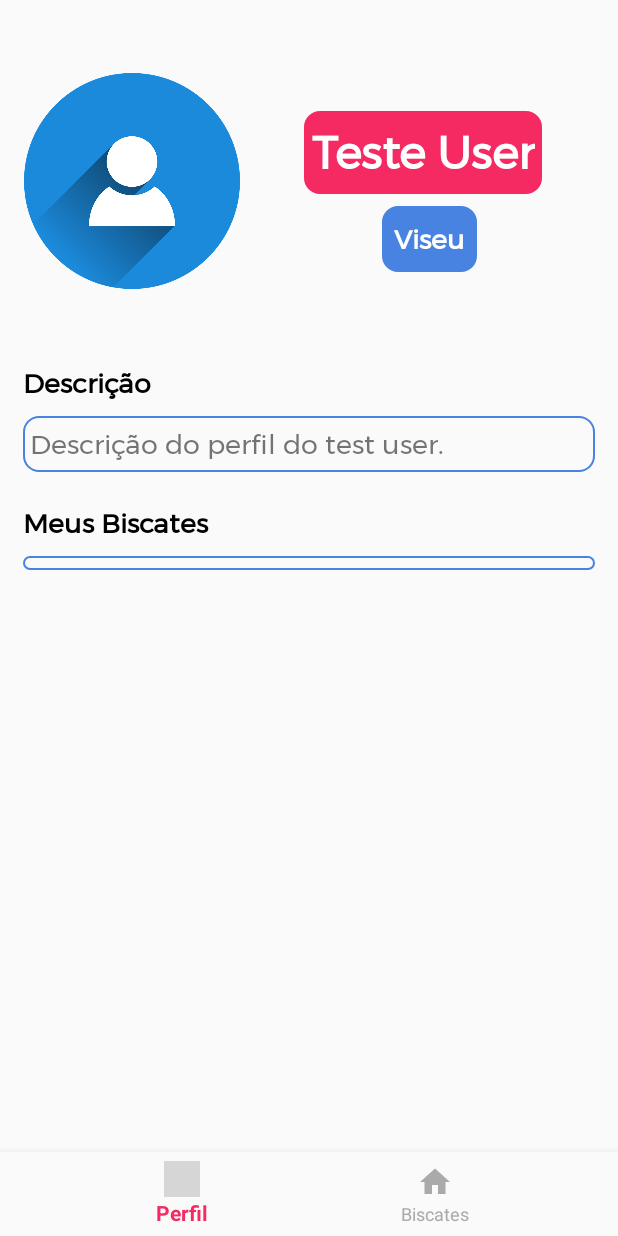
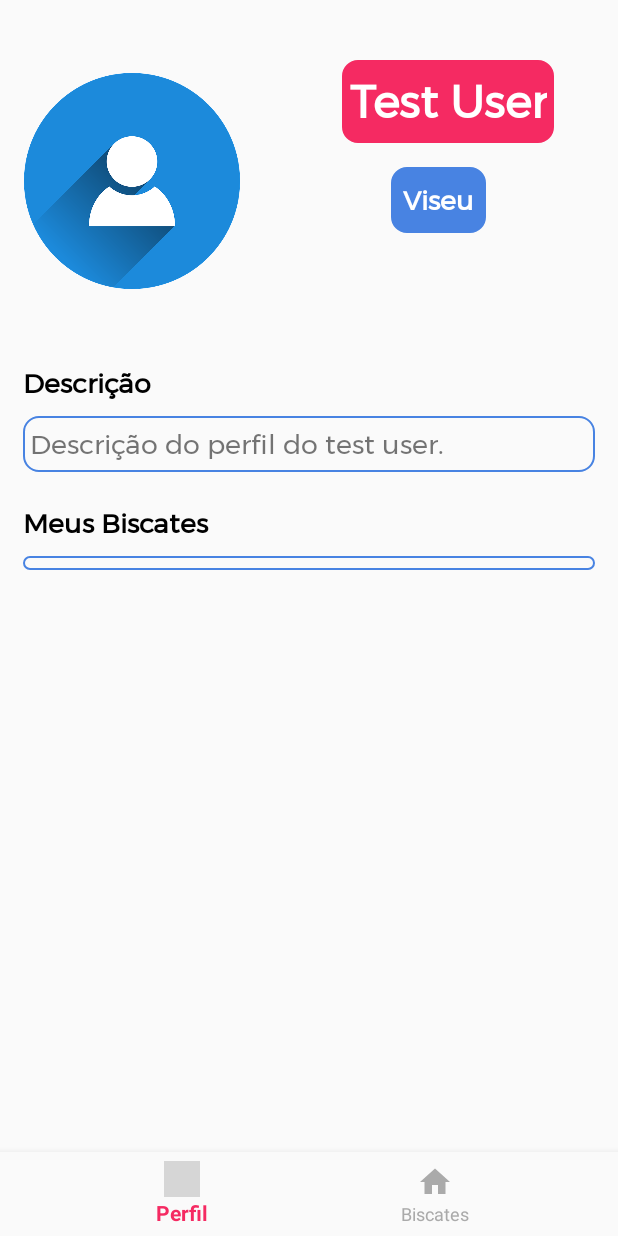
Before and after one commit to Diaj3/Biscates_AndroidApp, an Android app: the PerfilActivity screen opened directly, with no data from a screen before it, on a phone screen of 412 x 824 dp. Run offline under Robolectric (Android 15) with nearby library versions, the phone set to English and light mode, and no system bars; our stand-ins replace Firebase (no records; nobody signed in at launch, a user with empty details on screens opened directly); Roboto replaces fonts that are not available here; 3 statements that could not run were skipped; grey boxes are pictures that could not be loaded.

Commit message:
Testing Profile Name to be the real one

```diff
--- a/app/src/main/java/com/example/biscates/PerfilActivity.java
+++ b/app/src/main/java/com/example/biscates/PerfilActivity.java
@@ -21,6 +21,8 @@ public class PerfilActivity extends AppCompatActivity {
     float x1, x2, y1, y2;
     BottomNavigationView navView;
     FirebaseAuth firebaseAuth;
+    String name = getIntent().getStringExtra("name");
+    TextView namePerfil = (TextView)findViewById(R.id.namePerfil);
 
     @Override
     protected void onCreate(Bundle savedInstanceState) {
@@ -44,6 +46,9 @@ public class PerfilActivity extends AppCompatActivity {
                 return false;
             }
         });
+
+        //testing the username
+        namePerfil.setText(name);
 
         // Logout
         firebaseAuth = FirebaseAuth.getInstance();
--- a/app/src/main/java/com/example/biscates/RegisterActivity.java
+++ b/app/src/main/java/com/example/biscates/RegisterActivity.java
@@ -85,12 +85,19 @@ public class RegisterActivity extends AppCompatActivity {
     }
 
     public void registerUserAndNavigateToHome() {
+        final String name  = nameField.getText().toString();
         String email = emailField.getText().toString();
         String password = passField.getText().toString();
         firebaseAuth.createUserWithEmailAndPassword(email, password).addOnCompleteListener(this, new OnCompleteListener<AuthResult>() {
             @Override
             public void onComplete(@NonNull Task<AuthResult> task) {
                 if (task.isSuccessful()) {
+
+                    //getting the username test
+                    Intent intent = new Intent(getBaseContext(), PerfilActivity.class);
+                    intent.putExtra("Name", name);
+                    startActivity(intent);
+
                     Toast.makeText(RegisterActivity.this, "Utilizador criado.", Toast.LENGTH_SHORT).show();
                     startActivity(new Intent(RegisterActivity.this, MainActivity.class));
                 } else {
--- a/app/src/main/res/layout/activity_display_biscate.xml
+++ b/app/src/main/res/layout/activity_display_biscate.xml
@@ -152,7 +152,7 @@
                 android:layout_marginStart="8dp"
                 android:layout_marginLeft="15dp"
                 android:layout_marginTop="15dp"
-                android:background="#FDFCFC"
+                android:background="#00FDFCFC"
                 app:layout_constraintStart_toStartOf="parent"
                 app:layout_constraintTop_toTopOf="parent"
                 app:srcCompat="@drawable/go_back" />
--- a/app/src/main/res/layout/activity_perfil.xml
+++ b/app/src/main/res/layout/activity_perfil.xml
@@ -12,7 +12,7 @@
         android:layout_width="match_parent"
         android:layout_height="match_parent"
         app:layout_constraintEnd_toEndOf="parent"
-        app:layout_constraintHorizontal_bias="0.0"
+        app:layout_constraintHorizontal_bias="1.0"
         app:layout_constraintStart_toStartOf="parent"
         tools:layout_editor_absoluteY="-40dp">
 
@@ -28,42 +28,46 @@
                 android:layout_height="wrap_content"
                 android:layout_marginStart="8dp"
                 android:layout_marginLeft="8dp"
-                android:layout_marginEnd="44dp"
-                android:layout_marginRight="44dp"
+                android:layout_marginEnd="8dp"
+                android:layout_marginRight="8dp"
                 android:background="@drawable/border"
                 android:fontFamily="@font/montserrat"
                 android:gravity="center|center_vertical"
-                android:text="Teste User"
+                android:text="Test User"
                 android:textAppearance="@style/TextAppearance.AppCompat.Large"
                 android:textColor="#ffffff"
                 android:textSize="30dp"
                 android:textStyle="bold"
                 app:backgroundTint="#FFF52A62"
-                app:layout_constraintBottom_toBottomOf="@+id/imageView3"
+                app:layout_constraintBottom_toTopOf="@+id/container"
                 app:layout_constraintEnd_toEndOf="parent"
-                app:layout_constraintHorizontal_bias="0.846"
-                app:layout_constraintStart_toEndOf="@+id/imageView3"
+                app:layout_constraintHorizontal_bias="0.864"
+                app:layout_constraintStart_toStartOf="parent"
                 app:layout_constraintTop_toTopOf="@+id/imageView3"
-                app:layout_constraintVertical_bias="0.321" />
+                app:layout_constraintVertical_bias="0.0" />
 
             <TextView
                 android:id="@+id/cidadePerfil"
                 android:layout_width="wrap_content"
                 android:layout_height="wrap_content"
-                android:layout_marginTop="8dp"
+                android:layout_marginStart="8dp"
+                android:layout_marginLeft="8dp"
+                android:layout_marginTop="16dp"
+                android:layout_marginEnd="8dp"
+
+                android:layout_marginRight="8dp"
                 android:background="@drawable/border"
                 android:fontFamily="@font/montserrat"
                 android:gravity="center"
                 android:padding="8dp"
                 android:text="Viseu"
-
                 android:textColor="#ffffff"
                 android:textSize="18dp"
                 android:textStyle="bold"
                 app:backgroundTint="#4883e2"
-                app:layout_constraintEnd_toEndOf="@+id/namePerfil"
-                app:layout_constraintHorizontal_bias="0.547"
-                app:layout_constraintStart_toStartOf="@+id/namePerfil"
+                app:layout_constraintEnd_toEndOf="parent"
+                app:layout_constraintHorizontal_bias="0.538"
+                app:layout_constraintStart_toEndOf="@+id/imageView3"
                 app:layout_constraintTop_toBottomOf="@+id/namePerfil" />
 
             <TextView
@@ -117,8 +121,14 @@
                 android:layout_marginStart="16dp"
                 android:layout_marginLeft="16dp"
                 android:layout_marginTop="40dp"
+                android:layout_marginEnd="8dp"
+                android:layout_marginRight="8dp"
+                app:layout_constraintBottom_toTopOf="@+id/container"
+                app:layout_constraintEnd_toStartOf="@+id/namePerfil"
+                app:layout_constraintHorizontal_bias="0.0"
                 app:layout_constraintStart_toStartOf="parent"
                 app:layout_constraintTop_toTopOf="parent"
+                app:layout_constraintVertical_bias="0.039"
                 app:srcCompat="@drawable/def_user" />
 
             <android.support.v7.widget.RecyclerView
```
